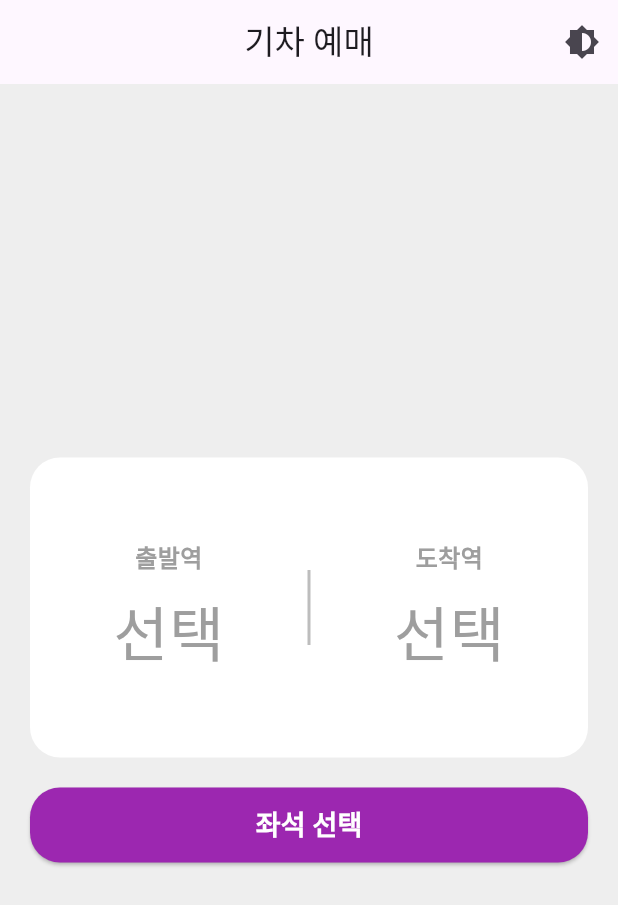
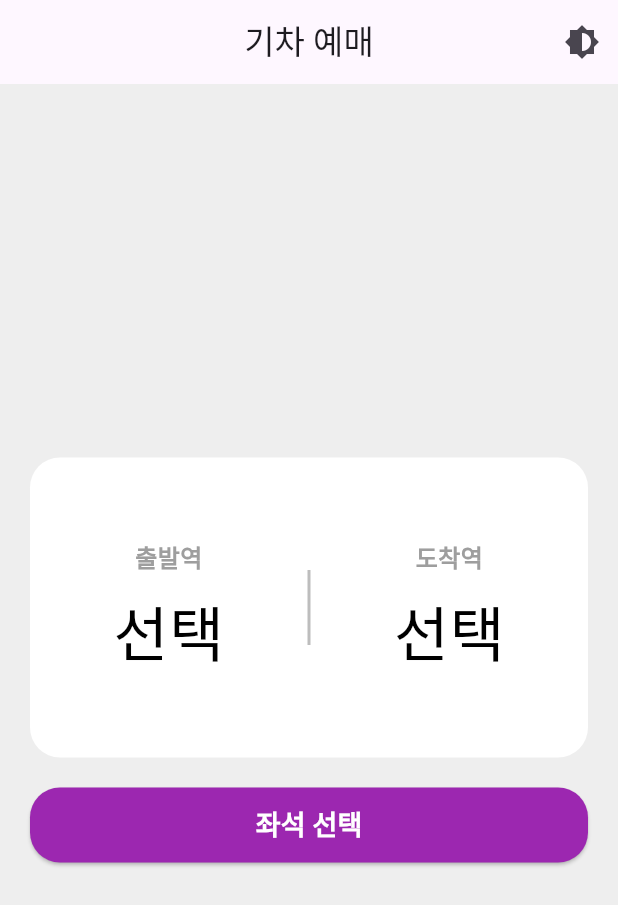
Before and after one commit to kk20192073/flutter_train_app, a Flutter app: the screen it shows after launch, on a phone screen of 412 x 824 dp. Shown: the top 905 px of the screen. Run offline on Flutter 3.47's test engine with Material 3 defaults, Android fonts, the phone set to English and light mode, and no system bars.

Commit message:
다크모드 추가

```diff
--- a/lib/HomePage.dart
+++ b/lib/HomePage.dart
@@ -152,9 +152,7 @@ class _HomePageState extends State<HomePage> {
             value ?? '선택',
             style: TextStyle(
               fontSize: 40,
-              color: isSelected
-                  ? (isLight ? Colors.black : Colors.white)
-                  : (isLight ? Colors.grey : Colors.grey[400]),
+              color: isLight ? Colors.black : Colors.grey[300],
               fontWeight: isSelected ? FontWeight.bold : FontWeight.normal,
             ),
           ),
--- a/lib/SeatPage.dart
+++ b/lib/SeatPage.dart
@@ -21,13 +21,13 @@ class _SeatPageState extends State<SeatPage> {
   @override
   Widget build(BuildContext context) {
     return Scaffold(
-      // backgroundColor: const Color(0xFFFFF4F8), // Use theme color
+      backgroundColor: const Color(0xFFFAF4FB),
       appBar: AppBar(
         title: const Text('좌석 선택'),
-        // backgroundColor: const Color(0xFFFFF4F8), // Use theme color
+        backgroundColor: const Color(0xFFFAF4FB),
+        foregroundColor: Colors.black,
         centerTitle: true,
         elevation: 0,
-        // foregroundColor: Colors.black, // Use theme color
         leading: IconButton(
           icon: const Icon(Icons.arrow_back),
           onPressed: () => Navigator.pop(context),
--- a/lib/StationListPage.dart
+++ b/lib/StationListPage.dart
@@ -31,7 +31,9 @@ class StationListPage extends StatelessWidget {
         : stations.where((station) => station != excludedStation).toList();
 
     return Scaffold(
+      backgroundColor: const Color(0xFFFAF4FB),
       appBar: AppBar(
+        backgroundColor: const Color(0xFFFAF4FB),
         title: Text(isDeparture ? '출발역 선택' : '도착역 선택'),
       ),
       body: ListView.builder(
```
